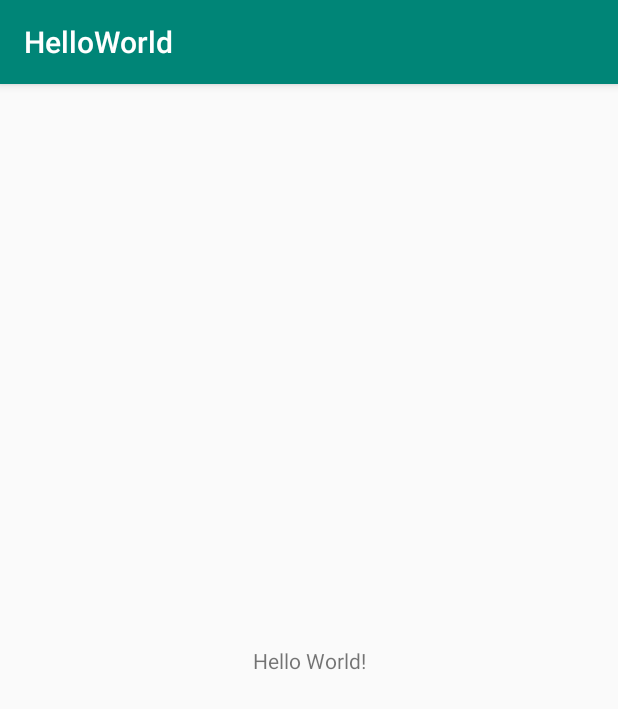
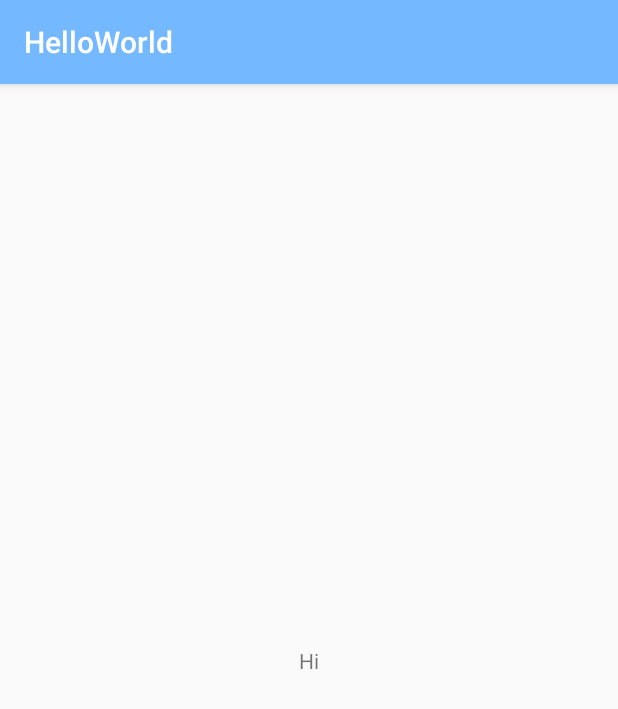
Before and after one commit to BurningBlueFox/Udemy_Android, an Android app: the screen it shows after launch (MainActivity), on a phone screen of 412 x 824 dp. Shown: the top 709 px of the screen. Run offline under Robolectric (Android 15) with nearby library versions, the phone set to English and light mode, and no system bars.

Commit message:
Basic theme changes

```diff
--- a/01ProjectHello/app/src/main/res/layout/activity_main.xml
+++ b/01ProjectHello/app/src/main/res/layout/activity_main.xml
@@ -9,7 +9,7 @@
     <TextView
         android:layout_width="wrap_content"
         android:layout_height="wrap_content"
-        android:text="Hello World!"
+        android:text="Hi"
         app:layout_constraintBottom_toBottomOf="parent"
         app:layout_constraintLeft_toLeftOf="parent"
         app:layout_constraintRight_toRightOf="parent"
--- a/01ProjectHello/app/src/main/res/values/colors.xml
+++ b/01ProjectHello/app/src/main/res/values/colors.xml
@@ -1,6 +1,6 @@
 <?xml version="1.0" encoding="utf-8"?>
 <resources>
-    <color name="colorPrimary">#008577</color>
-    <color name="colorPrimaryDark">#00574B</color>
+    <color name="colorPrimary">#74b9ff</color>
+    <color name="colorPrimaryDark">#0a79df</color>
     <color name="colorAccent">#D81B60</color>
 </resources>
```
